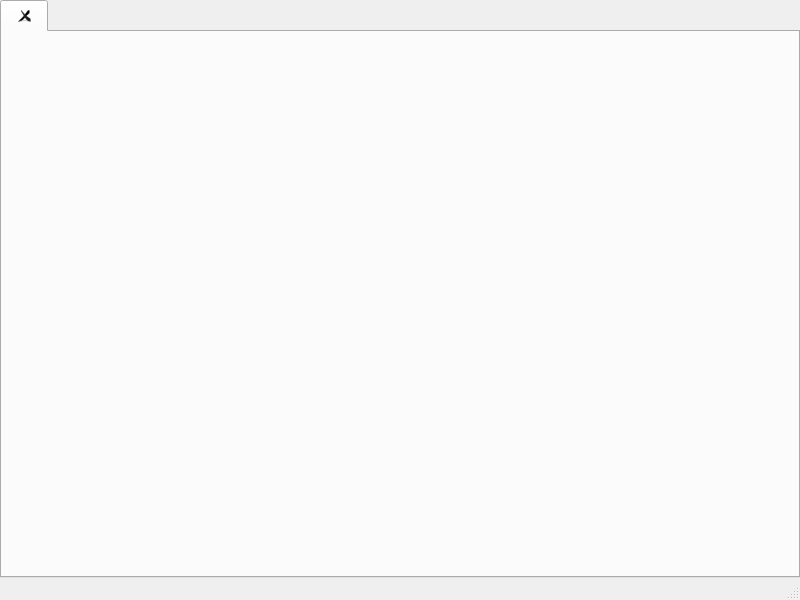
Old version of the form mainwindow.ui in the repository AmirHammouteneEI/ScheduledPasteAndKeys.
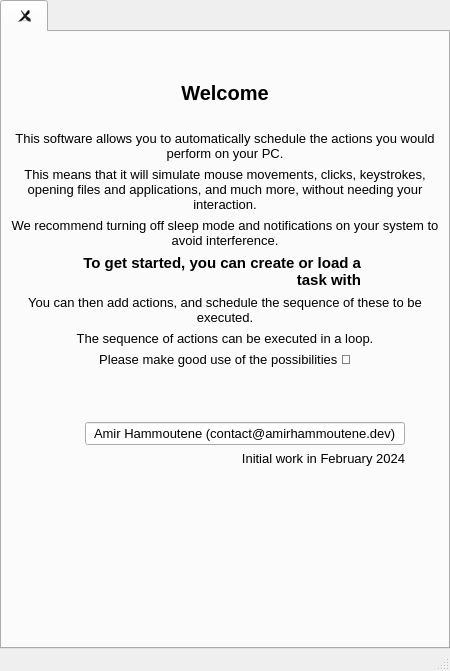
New version of the form. Icons and pictures are not drawn.

```diff
--- a/mainwindow.ui
+++ b/mainwindow.ui
@@ -6,8 +6,8 @@
    <rect>
     <x>0</x>
     <y>0</y>
-    <width>800</width>
-    <height>600</height>
+    <width>450</width>
+    <height>671</height>
    </rect>
   </property>
   <property name="windowTitle">
@@ -55,6 +55,350 @@
        <attribute name="toolTip">
         <string>Add a new task...</string>
        </attribute>
+       <layout class="QVBoxLayout" name="verticalLayout_2">
+        <item>
+         <spacer name="verticalSpacer">
+          <property name="orientation">
+           <enum>Qt::Vertical</enum>
+          </property>
+          <property name="sizeType">
+           <enum>QSizePolicy::Minimum</enum>
+          </property>
+          <property name="sizeHint" stdset="0">
+           <size>
+            <width>20</width>
+            <height>40</height>
+           </size>
+          </property>
+         </spacer>
+        </item>
+        <item>
+         <widget class="QLabel" name="label">
+          <property name="font">
+           <font>
+            <pointsize>15</pointsize>
+            <bold>true</bold>
+           </font>
+          </property>
+          <property name="text">
+           <string>Welcome</string>
+          </property>
+          <property name="alignment">
+           <set>Qt::AlignCenter</set>
+          </property>
+         </widget>
+        </item>
+        <item>
+         <spacer name="verticalSpacer_4">
+          <property name="orientation">
+           <enum>Qt::Vertical</enum>
+          </property>
+          <property name="sizeType">
+           <enum>QSizePolicy::Minimum</enum>
+          </property>
+          <property name="sizeHint" stdset="0">
+           <size>
+            <width>20</width>
+            <height>20</height>
+           </size>
+          </property>
+         </spacer>
+        </item>
+        <item>
+         <widget class="QLabel" name="label_2">
+          <property name="font">
+           <font>
+            <pointsize>10</pointsize>
+           </font>
+          </property>
+          <property name="text">
+           <string>This software allows you to automatically schedule the actions you would perform on your PC.</string>
+          </property>
+          <property name="alignment">
+           <set>Qt::AlignCenter</set>
+          </property>
+          <property name="wordWrap">
+           <bool>true</bool>
+          </property>
+         </widget>
+        </item>
+        <item>
+         <widget class="QLabel" name="label_3">
+          <property name="font">
+           <font>
+            <pointsize>10</pointsize>
+           </font>
+          </property>
+          <property name="text">
+           <string>This means that it will simulate mouse movements, clicks, keystrokes, opening files and applications, and much more, without needing your interaction.</string>
+          </property>
+          <property name="alignment">
+           <set>Qt::AlignCenter</set>
+          </property>
+          <property name="wordWrap">
+           <bool>true</bool>
+          </property>
+         </widget>
+        </item>
+        <item>
+         <widget class="QLabel" name="label_4">
+          <property name="font">
+           <font>
+            <pointsize>10</pointsize>
+           </font>
+          </property>
+          <property name="text">
+           <string>We recommend turning off sleep mode and notifications on your system to avoid interference.</string>
+          </property>
+          <property name="alignment">
+           <set>Qt::AlignCenter</set>
+          </property>
+          <property name="wordWrap">
+           <bool>true</bool>
+          </property>
+         </widget>
+        </item>
+        <item>
+         <layout class="QHBoxLayout" name="horizontalLayout">
+          <property name="topMargin">
+           <number>0</number>
+          </property>
+          <item>
+           <spacer name="horizontalSpacer_2">
+            <property name="orientation">
+             <enum>Qt::Horizontal</enum>
+            </property>
+            <property name="sizeType">
+             <enum>QSizePolicy::Minimum</enum>
+            </property>
+            <property name="sizeHint" stdset="0">
+             <size>
+              <width>40</width>
+              <height>20</height>
+             </size>
+            </property>
+           </spacer>
+          </item>
+          <item>
+           <widget class="QLabel" name="label_5">
+            <property name="font">
+             <font>
+              <pointsize>11</pointsize>
+              <bold>true</bold>
+             </font>
+            </property>
+            <property name="text">
+             <string>To get started, you can create or load a task with</string>
+            </property>
+            <property name="alignment">
+             <set>Qt::AlignRight|Qt::AlignTrailing|Qt::AlignVCenter</set>
+            </property>
+            <property name="wordWrap">
+             <bool>true</bool>
+            </property>
+           </widget>
+          </item>
+          <item>
+           <widget class="QPushButton" name="pushButton">
+            <property name="sizePolicy">
+             <sizepolicy hsizetype="Preferred" vsizetype="Preferred">
+              <horstretch>0</horstretch>
+              <verstretch>0</verstretch>
+             </sizepolicy>
+            </property>
+            <property name="maximumSize">
+             <size>
+              <width>32</width>
+              <height>32</height>
+             </size>
+            </property>
+            <property name="text">
+             <string/>
+            </property>
+            <property name="icon">
+             <iconset resource="resources.qrc">
+              <normaloff>:/img/plus.png</normaloff>:/img/plus.png</iconset>
+            </property>
+            <property name="iconSize">
+             <size>
+              <width>32</width>
+              <height>32</height>
+             </size>
+            </property>
+            <property name="flat">
+             <bool>true</bool>
+            </property>
+           </widget>
+          </item>
+          <item>
+           <spacer name="horizontalSpacer_3">
+            <property name="orientation">
+             <enum>Qt::Horizontal</enum>
+            </property>
+            <property name="sizeType">
+             <enum>QSizePolicy::Minimum</enum>
+            </property>
+            <property name="sizeHint" stdset="0">
+             <size>
+              <width>40</width>
+              <height>20</height>
+             </size>
+            </property>
+           </spacer>
+          </item>
+         </layout>
+        </item>
+        <item>
+         <widget class="QLabel" name="label_6">
+          <property name="font">
+           <font>
+            <pointsize>10</pointsize>
+           </font>
+          </property>
+          <property name="text">
+           <string>You can then add actions, and schedule the sequence of these to be executed.</string>
+          </property>
+          <property name="alignment">
+           <set>Qt::AlignCenter</set>
+          </property>
+          <property name="wordWrap">
+           <bool>true</bool>
+          </property>
+         </widget>
+        </item>
+        <item>
+         <widget class="QLabel" name="label_7">
+          <property name="font">
+           <font>
+            <pointsize>10</pointsize>
+           </font>
+          </property>
+          <property name="text">
+           <string>The sequence of actions can be executed in a loop.</string>
+          </property>
+          <property name="alignment">
+           <set>Qt::AlignCenter</set>
+          </property>
+          <property name="wordWrap">
+           <bool>true</bool>
+          </property>
+         </widget>
+        </item>
+        <item>
+         <widget class="QLabel" name="label_8">
+          <property name="font">
+           <font>
+            <pointsize>10</pointsize>
+           </font>
+          </property>
+          <property name="text">
+           <string>Please make good use of the possibilities 🙂</string>
+          </property>
+          <property name="alignment">
+           <set>Qt::AlignCenter</set>
+          </property>
+          <property name="wordWrap">
+           <bool>true</bool>
+          </property>
+         </widget>
+        </item>
+        <item>
+         <spacer name="verticalSpacer_3">
+          <property name="orientation">
+           <enum>Qt::Vertical</enum>
+          </property>
+          <property name="sizeType">
+           <enum>QSizePolicy::Fixed</enum>
+          </property>
+          <property name="sizeHint" stdset="0">
+           <size>
+            <width>20</width>
+            <height>40</height>
+           </size>
+          </property>
+         </spacer>
+        </item>
+        <item>
+         <widget class="QWidget" name="widget" native="true">
+          <layout class="QGridLayout" name="gridLayout">
+           <item row="0" column="1">
+            <widget class="QLineEdit" name="lineEdit">
+             <property name="sizePolicy">
+              <sizepolicy hsizetype="Fixed" vsizetype="Fixed">
+               <horstretch>0</horstretch>
+               <verstretch>0</verstretch>
+              </sizepolicy>
+             </property>
+             <property name="minimumSize">
+              <size>
+               <width>320</width>
+               <height>0</height>
+              </size>
+             </property>
+             <property name="font">
+              <font>
+               <pointsize>10</pointsize>
+              </font>
+             </property>
+             <property name="text">
+              <string notr="true">Amir Hammoutene (contact@amirhammoutene.dev)</string>
+             </property>
+             <property name="alignment">
+              <set>Qt::AlignCenter</set>
+             </property>
+             <property name="readOnly">
+              <bool>true</bool>
+             </property>
+            </widget>
+           </item>
+           <item row="0" column="0">
+            <spacer name="horizontalSpacer">
+             <property name="orientation">
+              <enum>Qt::Horizontal</enum>
+             </property>
+             <property name="sizeType">
+              <enum>QSizePolicy::Minimum</enum>
+             </property>
+             <property name="sizeHint" stdset="0">
+              <size>
+               <width>40</width>
+               <height>20</height>
+              </size>
+             </property>
+            </spacer>
+           </item>
+           <item row="1" column="1">
+            <widget class="QLabel" name="label_9">
+             <property name="font">
+              <font>
+               <pointsize>10</pointsize>
+              </font>
+             </property>
+             <property name="text">
+              <string>Initial work in February 2024</string>
+             </property>
+             <property name="alignment">
+              <set>Qt::AlignRight|Qt::AlignTrailing|Qt::AlignVCenter</set>
+             </property>
+            </widget>
+           </item>
+          </layout>
+         </widget>
+        </item>
+        <item>
+         <spacer name="verticalSpacer_2">
+          <property name="orientation">
+           <enum>Qt::Vertical</enum>
+          </property>
+          <property name="sizeHint" stdset="0">
+           <size>
+            <width>20</width>
+            <height>40</height>
+           </size>
+          </property>
+         </spacer>
+        </item>
+       </layout>
       </widget>
      </widget>
     </item>
```
Left out of the diff: 4 changed lines with no effect on the pictures.
